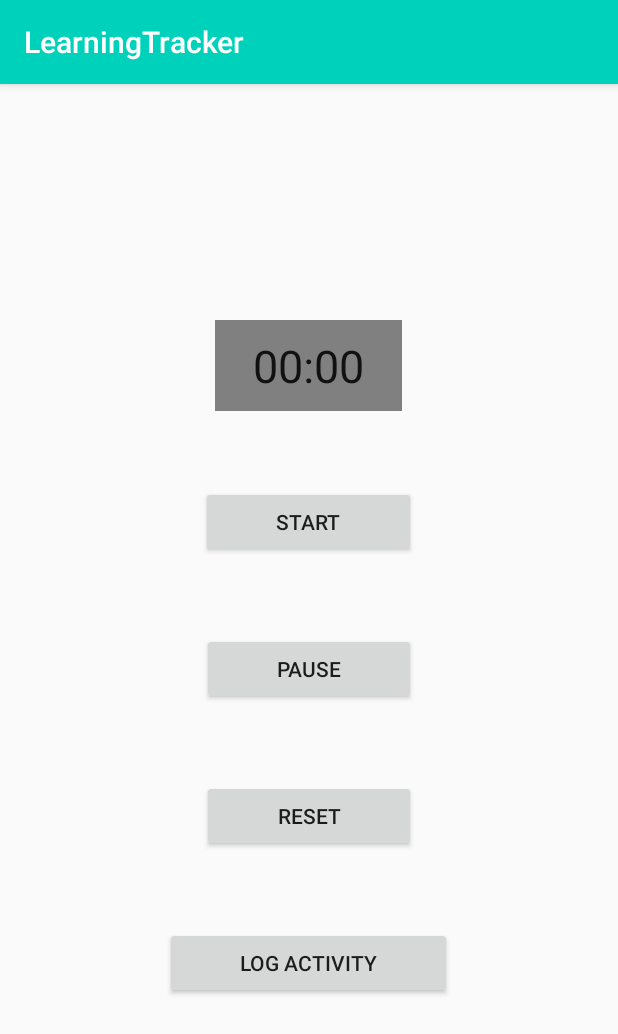
After one commit to Kukant/LearningTracker, an Android app: the TimerActivity screen opened directly, with no data from a screen before it, on a phone screen of 412 x 824 dp. The commit adds this screen. Shown: the top 1034 px of the screen. Run offline under Robolectric (Android 15) with nearby library versions, the phone set to English and light mode, and no system bars.

Commit message:
Created Timer layout and activity and added some colors and strings

```diff
--- a/src/app/src/main/AndroidManifest.xml
+++ b/src/app/src/main/AndroidManifest.xml
@@ -20,6 +20,7 @@
                 <category android:name="android.intent.category.LAUNCHER" />
             </intent-filter>
         </activity>
+        <activity android:name=".views.TimerActivity" />
 
         <meta-data android:name="DATABASE" android:value="learning_tracker.db" />
         <meta-data android:name="VERSION" android:value="3" />
--- /dev/null
+++ b/src/app/src/main/java/com/ateam/learningtracker/views/TimerActivity.java
@@ -0,0 +1,65 @@
+package com.ateam.learningtracker.views;
+
+import android.os.Bundle;
+import android.os.SystemClock;
+import android.support.v7.app.AppCompatActivity;
+import android.view.View;
+import android.widget.Button;
+import android.widget.Chronometer;
+import android.widget.TextView;
+import android.widget.Toast;
+
+import com.ateam.learningtracker.R;
+
+public class TimerActivity extends AppCompatActivity {
+    private Chronometer chronometer;
+    private long pauseOffset;
+    private boolean running;
+    private int seconds;
+
+
+    @Override
+    protected void onCreate(Bundle savedInstanceState) {
+        super.onCreate(savedInstanceState);
+        setContentView(R.layout.timer_main);
+
+        chronometer = findViewById(R.id.chronometer);
+        chronometer.setBase(SystemClock.elapsedRealtime());
+
+        chronometer.setOnChronometerTickListener(new Chronometer.OnChronometerTickListener() {
+            @Override
+            public void onChronometerTick(Chronometer chronometer) {
+                if ((SystemClock.elapsedRealtime() - chronometer.getBase()) >= 1000) {
+                    seconds++;
+                }
+            }
+        });
+    }
+
+    public void startChronomter(View v) {
+        if(!running) {
+            chronometer.setBase(SystemClock.elapsedRealtime() - pauseOffset);
+            chronometer.start();
+            running = true;
+        }
+    }
+
+    public void pauseChronomter(View v) {
+        if(running) {
+            chronometer.stop();
+            pauseOffset = SystemClock.elapsedRealtime() - chronometer.getBase();
+            running = false;
+            //Change the start button text to resume
+        }
+    }
+
+    public void resetChronomter(View v) {
+        chronometer.setBase(SystemClock.elapsedRealtime());
+        pauseOffset = seconds = 0;
+    }
+
+    public void logActivity(View v) {
+        Toast.makeText(TimerActivity.this, "Seconds " + seconds,
+                Toast.LENGTH_LONG).show();
+    }
+}
--- /dev/null
+++ b/src/app/src/main/res/layout/timer_main.xml
@@ -0,0 +1,70 @@
+<?xml version="1.0" encoding="utf-8"?>
+<LinearLayout xmlns:android="http://schemas.android.com/apk/res/android"
+    xmlns:tools="http://schemas.android.com/tools"
+    android:layout_width="match_parent"
+    android:layout_height="match_parent"
+    android:gravity="center"
+    android:orientation="vertical"
+    tools:context=".views.TimerActivity">
+
+    <Chronometer
+        android:id="@+id/chronometer"
+        android:layout_width="wrap_content"
+        android:layout_height="wrap_content"
+        android:background="@color/grey"
+        android:paddingLeft="25dp"
+        android:paddingTop="10dp"
+        android:paddingRight="25dp"
+        android:paddingBottom="10dp"
+        android:textSize="30sp"/>
+
+    <Space
+        android:layout_width="match_parent"
+        android:layout_height="50dp" />
+
+    <Button
+        android:id="@+id/startBtn"
+        android:layout_width="wrap_content"
+        android:layout_height="wrap_content"
+        android:onClick="startChronomter"
+        android:paddingLeft="50dp"
+        android:paddingRight="50dp"
+        android:text="@string/start" />
+
+    <Space
+        android:layout_width="match_parent"
+        android:layout_height="50dp" />
+
+    <Button
+        android:layout_width="wrap_content"
+        android:layout_height="wrap_content"
+        android:onClick="pauseChronomter"
+        android:paddingLeft="50dp"
+        android:paddingRight="50dp"
+        android:text="@string/pause" />
+
+    <Space
+        android:layout_width="match_parent"
+        android:layout_height="50dp" />
+
+    <Button
+        android:layout_width="wrap_content"
+        android:layout_height="wrap_content"
+        android:onClick="resetChronomter"
+        android:paddingLeft="50dp"
+        android:paddingRight="50dp"
+        android:text="@string/reset" />
+
+    <Space
+        android:layout_width="match_parent"
+        android:layout_height="50dp" />
+
+    <Button
+        android:layout_width="wrap_content"
+        android:layout_height="wrap_content"
+        android:onClick="logActivity"
+        android:paddingLeft="50dp"
+        android:paddingRight="50dp"
+        android:text="@string/finish"/>
+
+</LinearLayout>
--- a/src/app/src/main/res/values/colors.xml
+++ b/src/app/src/main/res/values/colors.xml
@@ -1,6 +1,7 @@
 <?xml version="1.0" encoding="utf-8"?>
 <resources>
-    <color name="colorPrimary">#008577</color>
-    <color name="colorPrimaryDark">#00574B</color>
-    <color name="colorAccent">#D81B60</color>
+    <color name="colorPrimary">#00D1BB</color>
+    <color name="colorPrimaryDark">#189680</color>
+    <color name="colorAccent">#CC5E87</color>
+    <color name="grey">#808080</color>
 </resources>
--- a/src/app/src/main/res/values/strings.xml
+++ b/src/app/src/main/res/values/strings.xml
@@ -1,4 +1,8 @@
 <resources>
     <string name="app_name">LearningTracker</string>
     <string name="action_settings">Settings</string>
+    <string name="start">Start</string>
+    <string name="pause">Pause</string>
+    <string name="reset">Reset</string>
+    <string name="finish">Log Activity</string>
 </resources>
--- a/src/build.gradle
+++ b/src/build.gradle
@@ -7,7 +7,7 @@ buildscript {
 
     }
     dependencies {
-        classpath 'com.android.tools.build:gradle:3.3.1'
+        classpath 'com.android.tools.build:gradle:3.3.2'
 
         // NOTE: Do not place your application dependencies here; they belong
         // in the individual module build.gradle files
```
